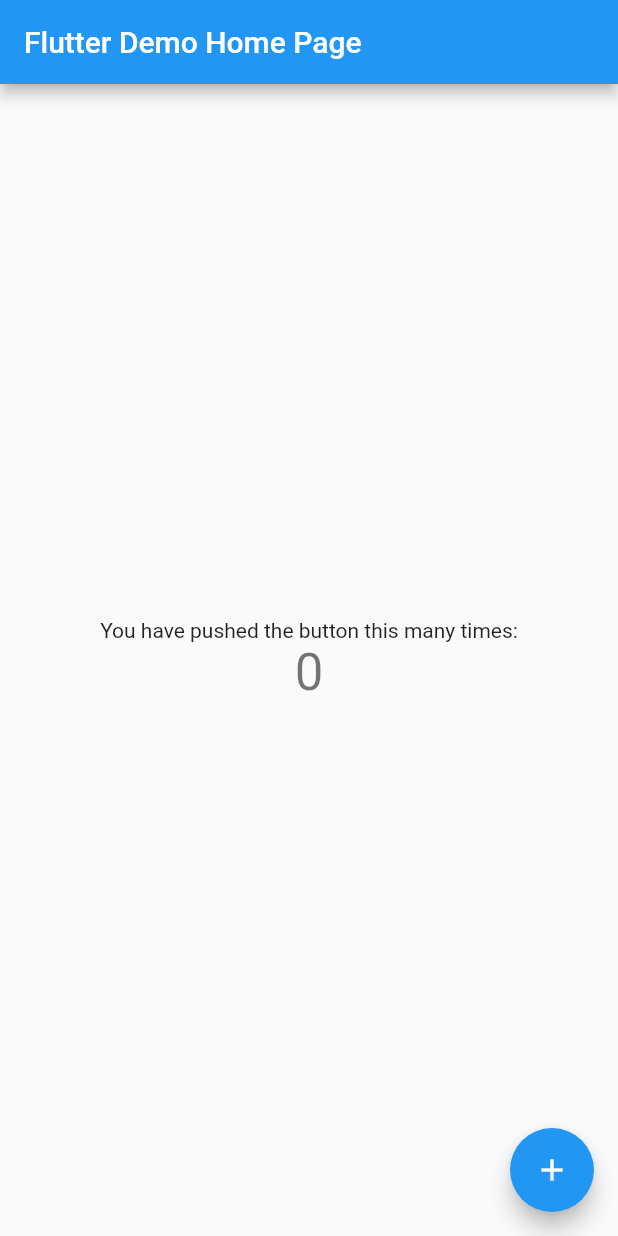
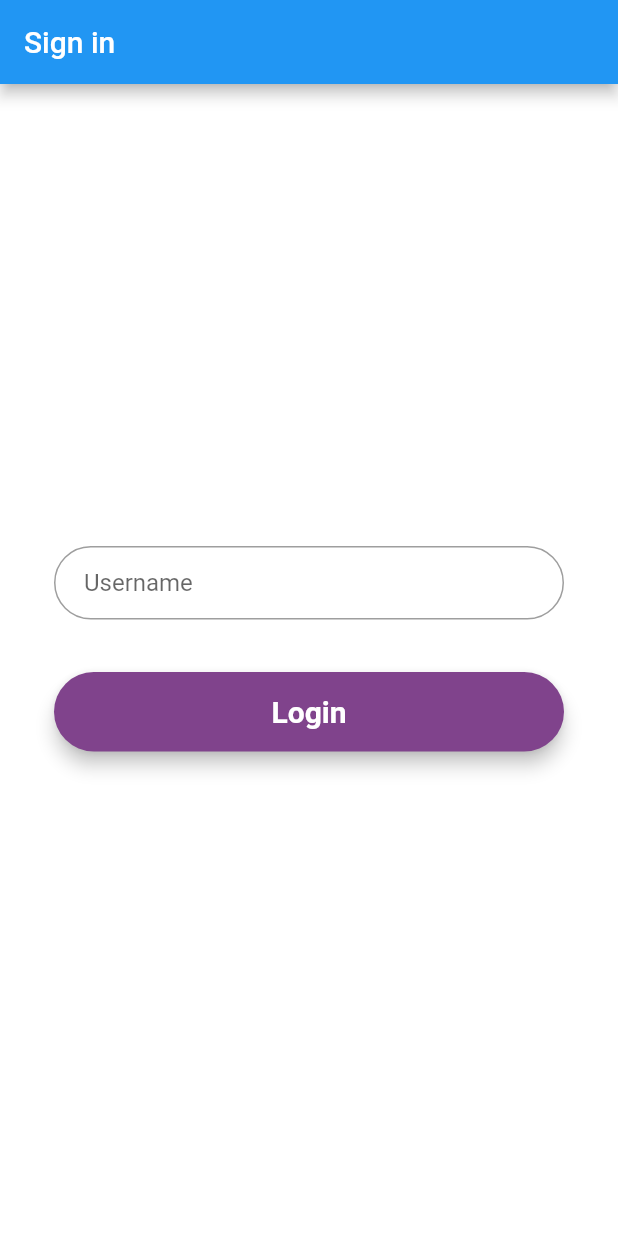
Before and after one commit to kindacommander/web-chat-client, a Flutter app: the screen it shows after launch, on a phone screen of 412 x 824 dp. Run offline on Flutter 3.47's test engine with Material 2 defaults, Android fonts, the phone set to English and light mode, and no system bars; generated files the repository leaves out were written again; Roboto replaces fonts that are missing (Montserrat).

Commit message:
Login set up.

```diff
--- a/lib/src/app.dart
+++ b/lib/src/app.dart
@@ -1,4 +1,5 @@
 import 'package:flutter/material.dart';
+import 'package:web_chat_client/src/auth/login.dart';
 
 class MyApp extends StatelessWidget {
   // This widget is the root of your application.
@@ -7,37 +8,17 @@ class MyApp extends StatelessWidget {
     return MaterialApp(
       title: 'Flutter Demo',
       theme: ThemeData(
-        // This is the theme of your application.
-        //
-        // Try running your application with "flutter run". You'll see the
-        // application has a blue toolbar. Then, without quitting the app, try
-        // changing the primarySwatch below to Colors.green and then invoke
-        // "hot reload" (press "r" in the console where you ran "flutter run",
-        // or simply save your changes to "hot reload" in a Flutter IDE).
-        // Notice that the counter didn't reset back to zero; the application
-        // is not restarted.
         primarySwatch: Colors.blue,
-        // This makes the visual density adapt to the platform that you run
-        // the app on. For desktop platforms, the controls will be smaller and
-        // closer together (more dense) than on mobile platforms.
         visualDensity: VisualDensity.adaptivePlatformDensity,
       ),
-      home: MyHomePage(title: 'Flutter Demo Home Page'),
+      //home: MyHomePage(title: 'Flutter Demo Home Page'),
+      home: LoginScreen(title: 'Sign in'),
     );
   }
 }
 
 class MyHomePage extends StatefulWidget {
   MyHomePage({Key key, this.title}) : super(key: key);
-
-  // This widget is the home page of your application. It is stateful, meaning
-  // that it has a State object (defined below) that contains fields that affect
-  // how it looks.
-
-  // This class is the configuration for the state. It holds the values (in this
-  // case the title) provided by the parent (in this case the App widget) and
-  // used by the build method of the State. Fields in a Widget subclass are
-  // always marked "final".
 
   final String title;
 
@@ -50,47 +31,18 @@ class _MyHomePageState extends State<MyHomePage> {
 
   void _incrementCounter() {
     setState(() {
-      // This call to setState tells the Flutter framework that something has
-      // changed in this State, which causes it to rerun the build method below
-      // so that the display can reflect the updated values. If we changed
-      // _counter without calling setState(), then the build method would not be
-      // called again, and so nothing would appear to happen.
       _counter++;
     });
   }
 
   @override
   Widget build(BuildContext context) {
-    // This method is rerun every time setState is called, for instance as done
-    // by the _incrementCounter method above.
-    //
-    // The Flutter framework has been optimized to make rerunning build methods
-    // fast, so that you can just rebuild anything that needs updating rather
-    // than having to individually change instances of widgets.
     return Scaffold(
       appBar: AppBar(
-        // Here we take the value from the MyHomePage object that was created by
-        // the App.build method, and use it to set our appbar title.
         title: Text(widget.title),
       ),
       body: Center(
-        // Center is a layout widget. It takes a single child and positions it
-        // in the middle of the parent.
         child: Column(
-          // Column is also a layout widget. It takes a list of children and
-          // arranges them vertically. By default, it sizes itself to fit its
-          // children horizontally, and tries to be as tall as its parent.
-          //
-          // Invoke "debug painting" (press "p" in the console, choose the
-          // "Toggle Debug Paint" action from the Flutter Inspector in Android
-          // Studio, or the "Toggle Debug Paint" command in Visual Studio Code)
-          // to see the wireframe for each widget.
-          //
-          // Column has various properties to control how it sizes itself and
-          // how it positions its children. Here we use mainAxisAlignment to
-          // center the children vertically; the main axis here is the vertical
-          // axis because Columns are vertical (the cross axis would be
-          // horizontal).
           mainAxisAlignment: MainAxisAlignment.center,
           children: <Widget>[
             Text(
@@ -107,7 +59,7 @@ class _MyHomePageState extends State<MyHomePage> {
         onPressed: _incrementCounter,
         tooltip: 'Increment',
         child: Icon(Icons.add),
-      ), // This trailing comma makes auto-formatting nicer for build methods.
+      ),
     );
   }
 }
--- /dev/null
+++ b/lib/src/auth/login.dart
@@ -0,0 +1,85 @@
+import 'package:flutter/material.dart';
+import 'package:web_socket_channel/io.dart';
+import 'dart:convert';
+import 'package:web_chat_client/src/msg/message.dart';
+
+class LoginScreen extends StatefulWidget {
+  LoginScreen({Key key, this.title}) : super(key: key);
+
+  final String title;
+
+  @override
+  LoginScreenState createState() => LoginScreenState();
+}
+
+class LoginScreenState extends State<LoginScreen> {
+  final textStyle = TextStyle(fontFamily: 'Montserrat', fontSize: 20.0);
+  final loginController = TextEditingController();
+
+  IOWebSocketChannel wsChannel;
+
+  bool isLoggedIn = false;
+
+  @override
+  Widget build(BuildContext context) {
+    final userNameField = TextField(
+      controller: loginController,
+      obscureText: false,
+      decoration: InputDecoration(
+        contentPadding: EdgeInsets.fromLTRB(20.0, 15.0, 20.0, 15.0),
+        hintText: 'Username',
+        border: OutlineInputBorder(borderRadius: BorderRadius.circular(32.0)),
+      ),
+    );
+
+    final loginButton = Material(
+      elevation: 5.0,
+        borderRadius: BorderRadius.circular(30.0),
+        color: Color(0xFF80438c),
+      child: MaterialButton(
+        minWidth: MediaQuery.of(context).size.width,
+        padding: EdgeInsets.fromLTRB(20.0, 15.0, 20.0, 15.0),
+        onPressed: () {
+          setState(() {
+            wsChannel = IOWebSocketChannel.connect('ws://192.168.31.103:8080/ws');
+          });
+          var msg = Message(sender: "System", body: "New User: " + loginController.text);
+          wsChannel.sink.add(json.encode(msg));
+          setState(() {
+            isLoggedIn = true;
+          });
+        },
+        child: Text("Login",
+          textAlign: TextAlign.center,
+          style: textStyle.copyWith(
+            color:Colors.white, fontWeight: FontWeight.bold,
+          ),
+        ),
+      ),
+    );
+
+    return Scaffold(
+      appBar: AppBar(
+        title: Text(widget.title),
+      ),
+      body: Center(
+        child: Container(
+          color: Colors.white,
+          child: Padding(
+            padding: const EdgeInsets.all(36.0),
+            child: Column(
+              crossAxisAlignment: CrossAxisAlignment.center,
+              mainAxisAlignment: MainAxisAlignment.center,
+              children: <Widget>[
+                userNameField,
+                SizedBox(height: 35.0),
+                loginButton,
+                SizedBox(height: 15.0),
+              ],
+            ),
+          ),
+        ),
+      ),
+    );
+  }
+}
--- /dev/null
+++ b/lib/src/msg/message.dart
@@ -0,0 +1,21 @@
+import 'package:json_annotation/json_annotation.dart';
+
+part 'message.g.dart';
+
+@JsonSerializable()
+class Message {
+  Message({this.sender, this.body});
+
+  final String sender;
+  final String body;
+
+  factory Message.fromJson(Map<String, String> json) => _$MessageFromJson(json);
+
+  // TODO why does not it work?
+  //Map<String, String> toJson() => _$MessageToJson(this);
+
+  Map<String, dynamic> toJson() => <String, dynamic>{
+    'sender': this.sender,
+    'body': this.body,
+  };
+}
--- a/pubspec.yaml
+++ b/pubspec.yaml
@@ -23,6 +23,8 @@ environment:
 dependencies:
   flutter:
     sdk: flutter
+  web_socket_channel: ^1.1.0
+  json_annotation: ^3.0.1
 
 
   # The following adds the Cupertino Icons font to your application.
@@ -30,6 +32,8 @@ dependencies:
   cupertino_icons: ^1.0.0
 
 dev_dependencies:
+  build_runner: ^1.0.1
+  json_serializable: ^3.3.0
   flutter_test:
     sdk: flutter
 
```
Also changed, not shown: pubspec.lock, 2 other files.
